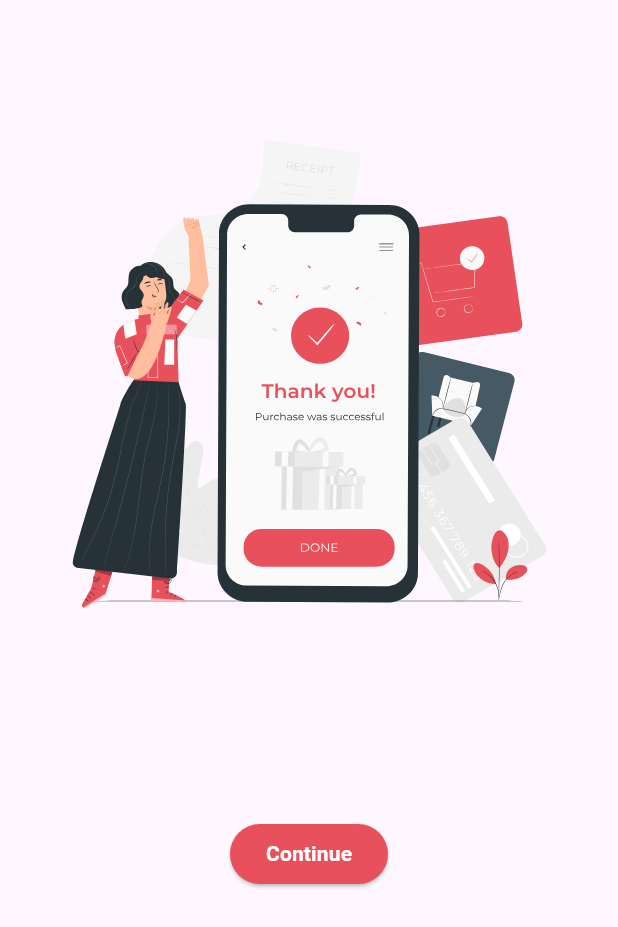
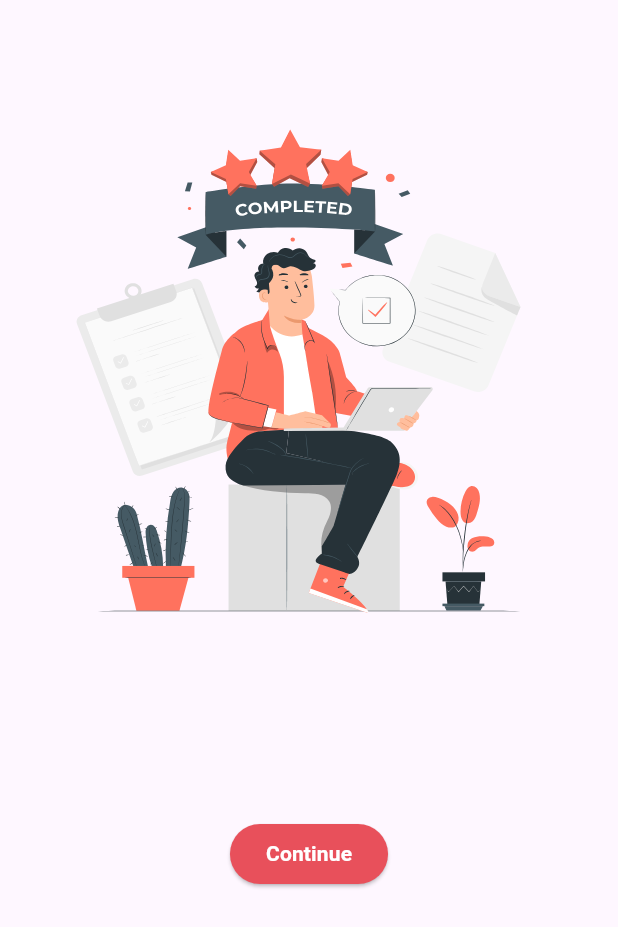
Before and after one commit to AradhyaNepal/svg_to_life_with_flutter, a Flutter app: the screen it shows after launch, on a phone screen of 412 x 824 dp. Shown: the top 927 px of the screen. Run offline on Flutter 3.47's test engine with Material 3 defaults, Android fonts, the phone set to English and light mode, and no system bars; our stand-ins replace flutter_screenutil, flutter_svg.

Commit message:
Making the seconds animation

```diff
--- a/lib/constants/image_constants.dart
+++ b/lib/constants/image_constants.dart
@@ -11,9 +11,12 @@ class ImageConstants{
 
 
 
-  static const String taskCompleteBackground="$basePath/task_complete_background.svg";
-  static const String taskCompletePerson="$basePath/task_complete_person.svg";
-  static const String taskCompleteStar1="$basePath/task_complete_star1.svg";
-  static const String taskCompleteStar2="$basePath/task_complete_star2.svg";
-  static const String taskCompleteStar3="$basePath/task_complete_star3.svg";
+  static const String taskCompletedBackground="$basePath/task_completed_background.svg";
+  static const String taskCompletedStar1="$basePath/task_completed_star1.svg";
+  static const String taskCompletedStar2="$basePath/task_completed_star2.svg";
+  static const String taskCompletedStar3="$basePath/task_completed_star3.svg";
+  static const String taskCompletedPerson="$basePath/task_completed_person.svg";
+  static const String taskCompletedItems="$basePath/task_completed_items.svg";
+  static const String taskCompletedHeader="$basePath/task_completed_header.svg";
+
 }
--- a/lib/main.dart
+++ b/lib/main.dart
@@ -1,6 +1,6 @@
 import 'package:flutter/material.dart';
 import 'package:flutter_screenutil/flutter_screenutil.dart';
-import 'package:svg_to_life/screens/payment_completed.dart';
+import 'package:svg_to_life/screens/task_completed_screen.dart';
 
 void main() {
   runApp(const MyApp());
@@ -23,7 +23,7 @@ class MyApp extends StatelessWidget {
             colorScheme: ColorScheme.fromSeed(seedColor: Colors.deepPurple),
             useMaterial3: true,
           ),
-          home: const PaymentCompleted(),
+          home: const TaskCompletedScreen(),
         );
       },
     );
--- /dev/null
+++ b/lib/screens/task_completed_screen.dart
@@ -0,0 +1,246 @@
+import 'package:flutter/material.dart';
+import 'package:flutter_screenutil/flutter_screenutil.dart';
+import 'package:flutter_svg/flutter_svg.dart';
+import 'package:svg_to_life/constants/image_constants.dart';
+
+class TaskCompletedScreen extends StatefulWidget {
+  const TaskCompletedScreen({super.key});
+
+  @override
+  State<TaskCompletedScreen> createState() => _TaskCompletedScreenState();
+}
+
+class _TaskCompletedScreenState extends State<TaskCompletedScreen>
+    with SingleTickerProviderStateMixin {
+  late final AnimationController
+      _controller; // Value start from 0 and ends at 1
+  late final Animation<double> _personOpacityAnimation;
+  late final Animation<double> _itemsScaleAnimation;
+  late final Animation<Offset> _star1TransformAnimation;
+  late final Animation<double> _star1OpacityAnimation;
+  late final Animation<Offset> _star2TransformAnimation;
+  late final Animation<double> _star2OpacityAnimation;
+  late final Animation<Offset> _star3TransformAnimation;
+  late final Animation<double> _star3OpacityAnimation;
+  late final Animation<double> _headerOpacityAnimation;
+
+  @override
+  void initState() {
+    super.initState();
+    _controller = AnimationController(
+      vsync: this,
+      duration: const Duration(
+        milliseconds: 4000,
+      ),
+    );
+    //Interval: 0 to 1. eg: 0.25 -> 25% of 5 seconds
+    _personOpacityAnimation = Tween<double>(begin: 0, end: 1).animate(
+      CurvedAnimation(
+        parent: _controller,
+        curve: const Interval(
+          0,
+          0.35,
+          curve: Curves.decelerate, //Just experiment with these curves
+        ),
+      ),
+    );
+    _itemsScaleAnimation = Tween<double>(begin: 0, end: 1).animate(
+      CurvedAnimation(
+        parent: _controller,
+        curve: const Interval(
+          0.2,
+          0.35,
+        ),
+      ),
+    );
+    _headerOpacityAnimation = Tween<double>(begin: 0, end: 1).animate(
+      CurvedAnimation(
+        parent: _controller,
+        curve: const Interval(
+          0.2,
+          0.5,
+          curve: Curves.easeIn, //Just experiment with these curves
+        ),
+      ),
+    );
+    _star1OpacityAnimation = Tween<double>(begin: 0, end: 1).animate(
+      CurvedAnimation(
+        parent: _controller,
+        curve: const Interval(
+          0.5,
+          0.585,
+        ),
+      ),
+    );
+    _star1TransformAnimation =
+        Tween<Offset>(begin: Offset(0, 35.h), end: Offset.zero).animate(
+      CurvedAnimation(
+        parent: _controller,
+        curve: const Interval(
+          0.5,
+          0.67,
+        ),
+      ),
+    );
+    _star2OpacityAnimation = Tween<double>(begin: 0, end: 1).animate(
+      CurvedAnimation(
+        parent: _controller,
+        curve: const Interval(
+          0.67,
+          0.755,
+        ),
+      ),
+    );
+    _star2TransformAnimation =
+        Tween<Offset>(begin: Offset(0, 35.h), end: Offset.zero).animate(
+      CurvedAnimation(
+        parent: _controller,
+        curve: const Interval(
+          0.67,
+          0.84,
+        ),
+      ),
+    );
+    _star3OpacityAnimation = Tween<double>(begin: 0, end: 1).animate(
+      CurvedAnimation(
+        parent: _controller,
+        curve: const Interval(
+          0.84,
+          0.925,
+        ),
+      ),
+    );
+    _star3TransformAnimation =
+        Tween<Offset>(begin: Offset(0, 35.h), end: Offset.zero).animate(
+      CurvedAnimation(
+        parent: _controller,
+        curve: const Interval(
+          0.84,
+          1,
+        ),
+      ),
+    );
+
+    _controller.forward();
+  }
+
+  @override
+  void dispose() {
+    _controller.dispose();
+    super.dispose();
+  }
+
+  @override
+  Widget build(BuildContext context) {
+    return Scaffold(
+      body: SafeArea(
+        child: Column(
+          children: [
+            SizedBox(height: 80.h),
+            SizedBox(
+              height: 416.h,
+              width: double.infinity,
+              child: AnimatedBuilder(
+                animation: _controller,
+                builder: (context, child) {
+                  return Stack(
+                    children: [
+                      child ?? const SizedBox(),
+                      Positioned.fill(
+                        child: Transform.scale(
+                          scale: _personOpacityAnimation.value,
+                          child: SvgPicture.asset(
+                            ImageConstants.taskCompletedItems,
+                          ),
+                        ),
+                      ),
+                      Positioned.fill(
+                        child: Opacity(
+                          opacity: _personOpacityAnimation.value,
+                          child: SvgPicture.asset(
+                            ImageConstants.taskCompletedPerson,
+                          ),
+                        ),
+                      ),
+                      Positioned.fill(
+                        child: Opacity(
+                          opacity: _headerOpacityAnimation.value,
+                          child: SvgPicture.asset(
+                            ImageConstants.taskCompletedHeader,
+                          ),
+                        ),
+                      ),
+                      Positioned.fill(
+                        child: Transform.translate(
+                          offset: _star1TransformAnimation.value,
+                          child: Opacity(
+                            opacity: _star1OpacityAnimation.value,
+                            child: SvgPicture.asset(
+                              ImageConstants.taskCompletedStar1,
+                            ),
+                          ),
+                        ),
+                      ),
+                      Positioned.fill(
+                        child: Transform.translate(
+                          offset: _star2TransformAnimation.value,
+                          child: Opacity(
+                            opacity: _star2OpacityAnimation.value,
+                            child: SvgPicture.asset(
+                              ImageConstants.taskCompletedStar2,
+                            ),
+                          ),
+                        ),
+                      ),
+                      Positioned.fill(
+                        child: Transform.translate(
+                          offset: _star3TransformAnimation.value,
+                          child: Opacity(
+                            opacity: _star3OpacityAnimation.value,
+                            child: SvgPicture.asset(
+                              ImageConstants.taskCompletedStar3,
+                            ),
+                          ),
+                        ),
+                      ),
+                    ],
+                  );
+                },
+                child: Positioned.fill(
+                  child: SvgPicture.asset(
+                    ImageConstants.taskCompletedBackground,
+                  ),
+                ),
+              ),
+            ),
+            SizedBox(
+              height: 46.h,
+            ),
+            SizedBox(
+              height: 46.h,
+            ),
+            SizedBox(
+              height: 46.h,
+            ),
+            ElevatedButton(
+              style: ElevatedButton.styleFrom(
+                backgroundColor: const Color(0xFFE8505B),
+              ),
+              onPressed: () {
+                _controller.reset();
+                _controller.forward();
+              },
+              child: const Text(
+                "Continue",
+                style: TextStyle(
+                  fontWeight: FontWeight.bold,
+                  color: Colors.white,
+                ),
+              ),
+            ),
+          ],
+        ),
+      ),
+    );
+  }
+}
```
Also changed, not shown: assets/images/task_completed_background.svg, assets/images/task_completed_header.svg (added), assets/images/task_completed_items.svg (added), assets/images/task_completed_person.svg, assets/images/task_completed_star1.svg, assets/images/task_completed_star2.svg, assets/images/task_completed_star3.svg.
